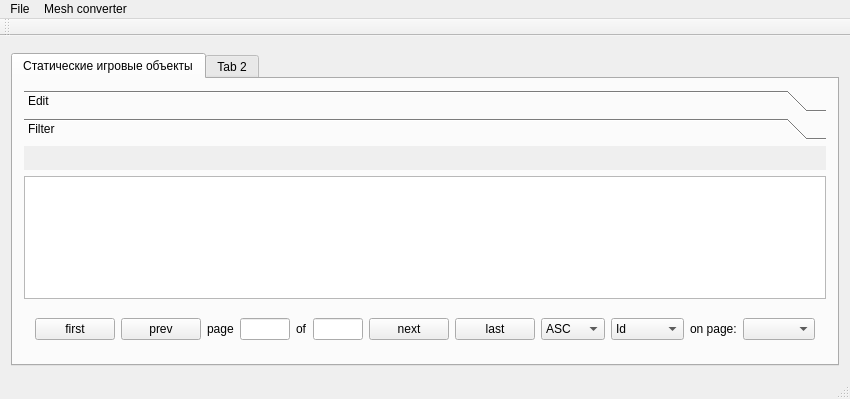
frostteo/GameEditor, file GameEditor/GameEditor.ui: the form before one commit.
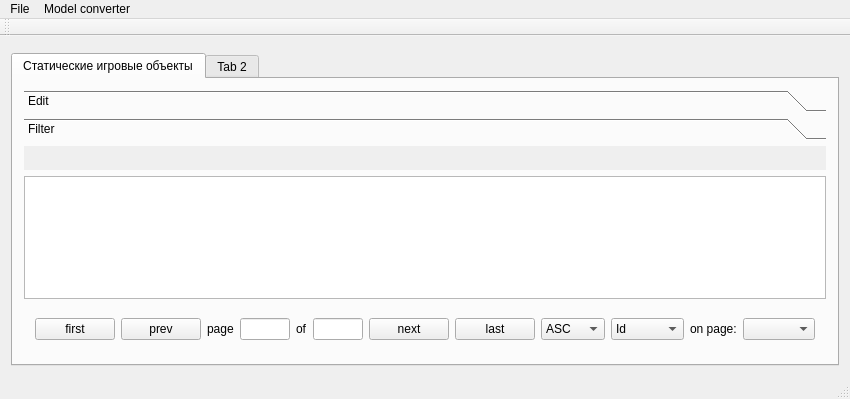
The form after the commit.

Commit message: mtl lib material converter multimaterial obj converter

What changed in the file:
```diff
--- a/GameEditor/GameEditor.ui
+++ b/GameEditor/GameEditor.ui
@@ -6,7 +6,7 @@
    <rect>
     <x>0</x>
     <y>0</y>
-    <width>656</width>
+    <width>792</width>
     <height>399</height>
    </rect>
   </property>
@@ -431,7 +431,7 @@
     <rect>
      <x>0</x>
      <y>0</y>
-     <width>656</width>
+     <width>792</width>
      <height>21</height>
     </rect>
    </property>
@@ -442,7 +442,7 @@
    </widget>
    <widget class="QMenu" name="menuMeshConverter">
     <property name="title">
-     <string>Mesh converter</string>
+     <string>Model converter</string>
     </property>
     <addaction name="actionObjConverter"/>
    </widget>
```
Left out of the diff: 6 changed lines with no effect on the pictures. The commit also changes 42 other files.
